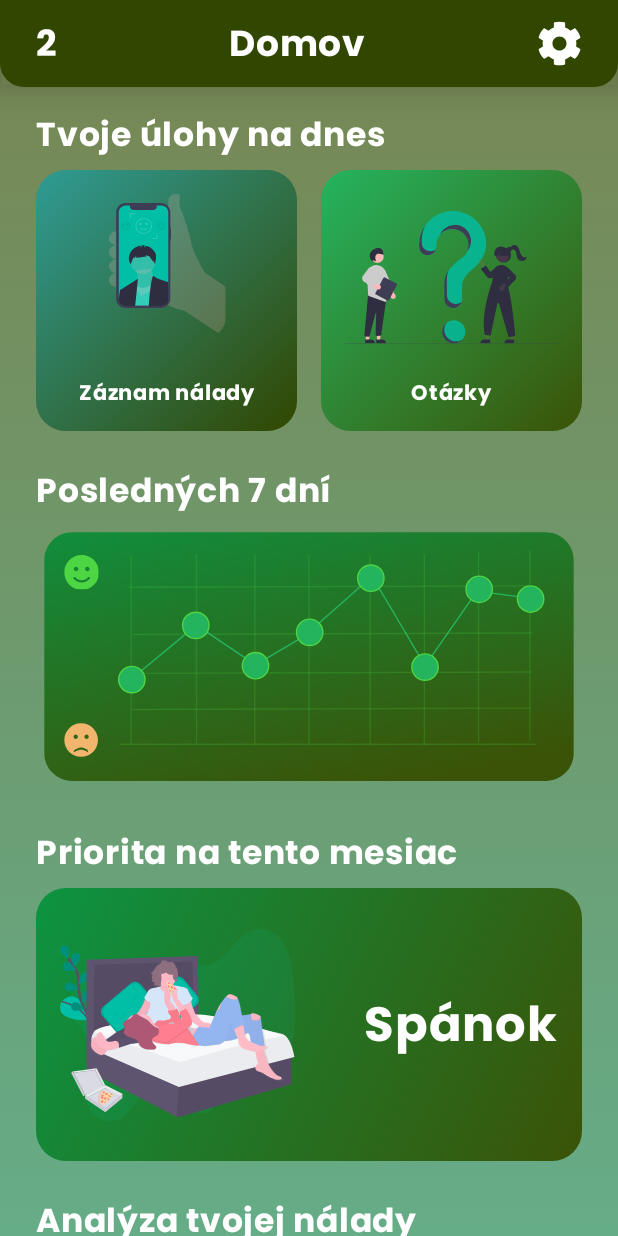
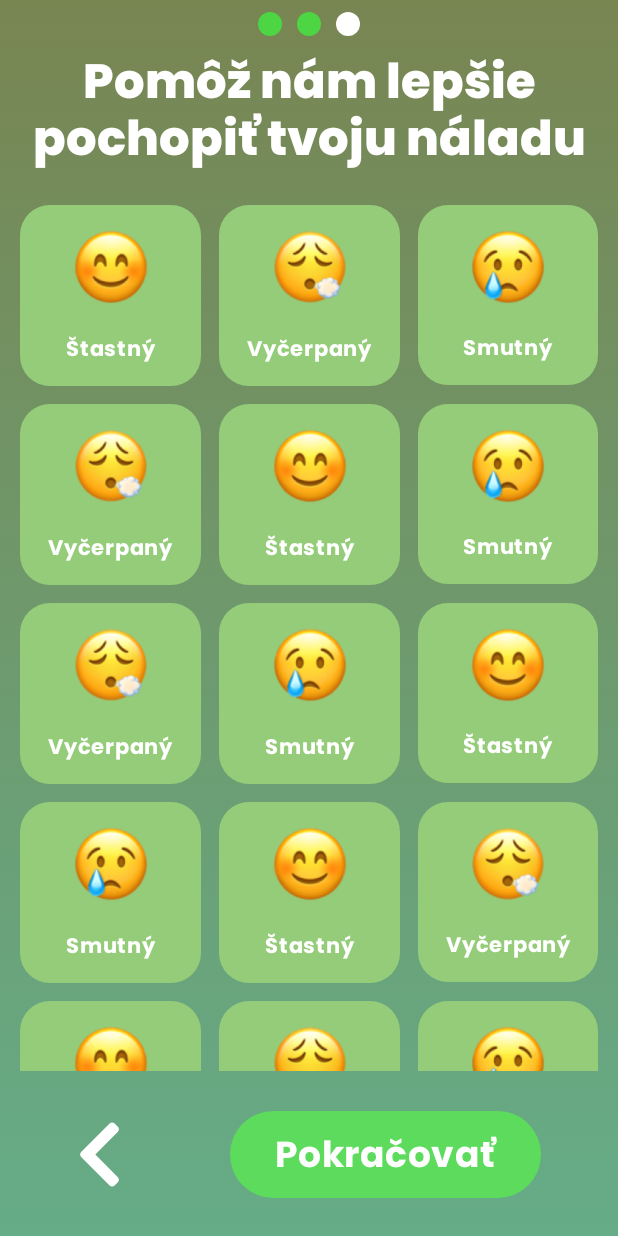
Before and after one commit to TP2023-T24-PEACE/PEACE-APP, an Android app built with Jetpack Compose: the screen it shows after launch (MainActivity), on a phone screen of 412 x 824 dp. Run offline under Robolectric (Android 15) with nearby library versions, the phone set to English and light mode, and no system bars; libraries missing offline, so code that uses them is left out: com.ramcosta.composedestinations.

Commit message:
emojis for Moodtracking2, Moodtracking2 screen, printing selected moods

```diff
--- a/app/src/main/java/com/t24/peaceapp/MainActivity.kt
+++ b/app/src/main/java/com/t24/peaceapp/MainActivity.kt
@@ -44,7 +44,8 @@ class MainActivity : ComponentActivity() {
                     color = MaterialTheme.colorScheme.background
                 ) {
 //                    DestinationsNavHost(navGraph = NavGraphs.root)
-                    Dashboard()
+//                      Dashboard()
+                    Moodtracking2()
                 }
             }
         }
--- /dev/null
+++ b/app/src/main/java/com/t24/peaceapp/Mood.kt
@@ -0,0 +1,10 @@
+package com.t24.peaceapp
+
+import androidx.annotation.DrawableRes
+
+data class Mood(
+    val title: String,
+    @DrawableRes val iconId: Int,
+    val moodValue: Int,
+    val selected: Boolean
+)
--- /dev/null
+++ b/app/src/main/java/com/t24/peaceapp/Moodtracking2.kt
@@ -0,0 +1,343 @@
+package com.t24.peaceapp
+
+
+import androidx.compose.foundation.Image
+import androidx.compose.foundation.background
+import androidx.compose.foundation.clickable
+import androidx.compose.foundation.layout.Arrangement
+import androidx.compose.foundation.layout.Box
+import androidx.compose.foundation.layout.Column
+import androidx.compose.foundation.layout.PaddingValues
+import androidx.compose.foundation.layout.Row
+import androidx.compose.foundation.layout.aspectRatio
+import androidx.compose.foundation.layout.fillMaxHeight
+import androidx.compose.foundation.layout.fillMaxSize
+import androidx.compose.foundation.layout.fillMaxWidth
+import androidx.compose.foundation.layout.padding
+import androidx.compose.foundation.layout.size
+import androidx.compose.foundation.lazy.grid.GridCells
+import androidx.compose.foundation.lazy.grid.LazyVerticalGrid
+import androidx.compose.foundation.shape.RoundedCornerShape
+import androidx.compose.material3.MaterialTheme
+import androidx.compose.material3.Text
+import androidx.compose.runtime.Composable
+import androidx.compose.runtime.getValue
+import androidx.compose.runtime.mutableStateOf
+import androidx.compose.runtime.remember
+import androidx.compose.runtime.setValue
+import androidx.compose.ui.Alignment
+import androidx.compose.ui.Modifier
+import androidx.compose.ui.draw.clip
+import androidx.compose.ui.graphics.Brush
+import androidx.compose.ui.graphics.Color
+import androidx.compose.ui.res.painterResource
+import androidx.compose.ui.text.font.FontWeight
+import androidx.compose.ui.text.style.TextAlign
+import androidx.compose.ui.unit.dp
+import androidx.compose.ui.unit.sp
+
+
+@Composable
+fun Moodtracking2() {
+
+    var selectedMoods by remember { mutableStateOf(listOf<Mood>()) }
+
+    val gradient = Brush.verticalGradient(
+        0.0f to Color(0xBF4C5F18),
+        1.0f to Color(0xBF2E9E6F),
+        startY = 0.0f,
+        endY = 1500.0f
+    )
+    Box (
+        modifier = Modifier
+            .background(gradient)
+            .fillMaxSize()
+    ){
+
+        Column{
+            StepIndicator(currentStep = 2, totalSteps = 3)
+            MoodSelector(moods =
+            listOf(
+                Mood(
+                    title = "Štastný",
+                    iconId = R.drawable.smiling_face,
+                    moodValue = 2,
+                    selected = false
+                ),
+                Mood(
+                    title = "Vyčerpaný",
+                    iconId = R.drawable.exhausted_face,
+                    moodValue = 3,
+                    selected = false
+                ),
+                Mood(
+                    title = "Smutný",
+                    iconId = R.drawable.crying_face,
+                    moodValue = 4,
+                    selected = false
+                ),
+                Mood(
+                    title = "Vyčerpaný",
+                    iconId = R.drawable.exhausted_face,
+                    moodValue = 3,
+                    selected = false
+                ),
+                Mood(
+                    title = "Štastný",
+                    iconId = R.drawable.smiling_face,
+                    moodValue = 2,
+                    selected = false
+                ),
+                Mood(
+                    title = "Smutný",
+                    iconId = R.drawable.crying_face,
+                    moodValue = 4,
+                    selected = false
+                ),
+                Mood(
+                    title = "Vyčerpaný",
+                    iconId = R.drawable.exhausted_face,
+                    moodValue = 3,
+                    selected = false
+                ),
+                Mood(
+                    title = "Smutný",
+                    iconId = R.drawable.crying_face,
+                    moodValue = 4,
+                    selected = false
+                ),
+                Mood(
+                    title = "Štastný",
+                    iconId = R.drawable.smiling_face,
+                    moodValue = 2,
+                    selected = false
+                ),
+                Mood(
+                    title = "Smutný",
+                    iconId = R.drawable.crying_face,
+                    moodValue = 4,
+                    selected = false
+                ),
+                Mood(
+                    title = "Štastný",
+                    iconId = R.drawable.smiling_face,
+                    moodValue = 2,
+                    selected = false
+                ),
+                Mood(
+                    title = "Vyčerpaný",
+                    iconId = R.drawable.exhausted_face,
+                    moodValue = 3,
+                    selected = false
+                ),
+
+                Mood(
+                    title = "Štastný",
+                    iconId = R.drawable.smiling_face,
+                    moodValue = 2,
+                    selected = false
+                ),
+                Mood(
+                    title = "Vyčerpaný",
+                    iconId = R.drawable.exhausted_face,
+                    moodValue = 3,
+                    selected = false
+                ),
+                Mood(
+                    title = "Smutný",
+                    iconId = R.drawable.crying_face,
+                    moodValue = 4,
+                    selected = false
+                ),
+                Mood(
+                    title = "Štastný",
+                    iconId = R.drawable.smiling_face,
+                    moodValue = 2,
+                    selected = false
+                ),
+                Mood(
+                    title = "Vyčerpaný",
+                    iconId = R.drawable.exhausted_face,
+                    moodValue = 3,
+                    selected = false
+                ),
+                Mood(
+                    title = "Smutný",
+                    iconId = R.drawable.crying_face,
+                    moodValue = 4,
+                    selected = false
+                )
+            ),
+                selectedMoods = selectedMoods,
+                onMoodSelected = { mood ->
+                    selectedMoods = if (selectedMoods.contains(mood)) {
+                        selectedMoods.filter { it != mood }
+                    } else {
+                        selectedMoods + mood
+                    }
+                }
+            )
+        }
+        BottomMenu(modifier = Modifier
+            .align(Alignment.BottomCenter)
+            .fillMaxWidth(),
+            selectedMoods = selectedMoods,
+            onButtonClicked = {
+                // Handle the button click here, for example, print the selected moods
+                selectedMoods.forEach { mood ->
+                    println("Selected Mood: ${mood.title}")
+                }
+            }
+        )
+    }
+
+}
+
+
+
+@Composable
+fun BottomMenu(modifier: Modifier,
+               selectedMoods: List<Mood>,
+               onButtonClicked: () -> Unit){
+    Row (
+        horizontalArrangement = Arrangement.SpaceAround,
+        verticalAlignment = Alignment.CenterVertically,
+        modifier = modifier
+            .padding( 15.dp)
+
+    ) {
+
+        Image(painter = painterResource(id = R.drawable.arrow_left), contentDescription = "Back Button")
+
+        Box(modifier = Modifier
+            .padding(10.dp)
+//            .width(250.dp)
+            .clip(RoundedCornerShape(50.dp))
+            .background(Color(0xFF5CDB5C))
+            .padding(horizontal = 30.dp, vertical = 12.dp)
+            .clickable(onClick = onButtonClicked)
+        ){
+
+            Text(text = "Pokračovať", style = MaterialTheme.typography.labelLarge, fontWeight = FontWeight.Bold, textAlign = TextAlign.Start)
+        }
+    }
+
+}
+
+
+@Composable
+fun MoodSelector(moods: List<Mood>,
+                 selectedMoods: List<Mood>,
+                 onMoodSelected: (Mood) -> Unit
+                 ){
+
+    Column (modifier = Modifier
+        .fillMaxWidth()
+        .padding(bottom = 110.dp)
+    ) {
+
+        Text(text = "Pomôž nám lepšie pochopiť tvoju náladu",
+            textAlign = TextAlign.Center,
+            style = MaterialTheme.typography.titleLarge,
+            modifier = Modifier
+                .padding(bottom = 16.dp)
+        )
+
+        LazyVerticalGrid(
+            columns = GridCells.Fixed(3),
+            contentPadding = PaddingValues(start = 7.5.dp, end = 7.5.dp),
+            modifier = Modifier.fillMaxHeight())
+        {
+            items(moods.size){index ->
+                val mood = moods[index]
+                val isSelected = selectedMoods.contains(mood)
+                MoodItem(
+                    mood = mood,
+                    isSelected = isSelected,
+                    onMoodSelected = { onMoodSelected(mood) }
+                )
+            }
+        }
+
+
+    }
+}
+
+
+//@Composable
+//fun MoodItem(
+//    mood: Mood,
+//    isSelected: Boolean,
+//    onMoodSelected: () -> Unit
+//){
+////    var isSelected by remember { mutableStateOf(false) }
+//
+//    Box(modifier = Modifier
+//        .padding(6.dp)
+//        .fillMaxSize()
+//        .clip(RoundedCornerShape(20.dp))
+//        .background(
+//            if (isSelected) Color(0xFF64AD41) else Color(0xFF94CC79)
+//        )
+//        .padding(15.dp)
+//        .clickable {
+//           isSelected = !isSelected;
+//        }
+//        .aspectRatio(1f)
+//
+//    ) {
+//        Image(
+//            painter = painterResource(id = mood.iconId),
+//            contentDescription = mood.title,
+//            modifier = Modifier
+//                .align(Alignment.TopCenter)
+//                .size(56.dp)
+//                .padding(bottom = 4.dp)
+//        )
+//        Text(
+//            text = mood.title,
+//            modifier = Modifier.align(Alignment.BottomCenter),
+//            style = MaterialTheme.typography.bodyLarge,
+//            fontSize = 14.sp,
+//            fontWeight = FontWeight.Bold
+//        )
+//
+//    }
+//}
+
+
+@Composable
+fun MoodItem(
+    mood: Mood,
+    isSelected: Boolean,
+    onMoodSelected: () -> Unit
+) {
+    Box(
+        modifier = Modifier
+            .padding(6.dp)
+            .fillMaxSize()
+            .clip(RoundedCornerShape(20.dp))
+            .background(
+                if (isSelected) Color(0xFF64AD41) else Color(0xFF94CC79)
+            )
+            .padding(15.dp)
+            .clickable(onClick = onMoodSelected)
+            .aspectRatio(1f)
+    ) {
+        Image(
+            painter = painterResource(id = mood.iconId),
+            contentDescription = mood.title,
+            modifier = Modifier
+                .align(Alignment.TopCenter)
+                .size(56.dp)
+                .padding(bottom = 4.dp)
+        )
+        Text(
+            text = mood.title,
+            modifier = Modifier.align(Alignment.BottomCenter),
+            style = MaterialTheme.typography.bodyLarge,
+            fontSize = 14.sp,
+            fontWeight = FontWeight.Bold
+        )
+    }
+}
--- /dev/null
+++ b/app/src/main/java/com/t24/peaceapp/StepIndicator.kt
@@ -0,0 +1,39 @@
+package com.t24.peaceapp
+
+import androidx.compose.foundation.background
+import androidx.compose.foundation.layout.Arrangement
+import androidx.compose.foundation.layout.Box
+import androidx.compose.foundation.layout.Row
+import androidx.compose.foundation.layout.Spacer
+import androidx.compose.foundation.layout.fillMaxWidth
+import androidx.compose.foundation.layout.padding
+import androidx.compose.foundation.layout.size
+import androidx.compose.foundation.layout.width
+import androidx.compose.foundation.shape.CircleShape
+import androidx.compose.runtime.Composable
+import androidx.compose.ui.Modifier
+import androidx.compose.ui.graphics.Color
+import androidx.compose.ui.unit.dp
+
+@Composable
+fun StepIndicator(currentStep: Int, totalSteps: Int) {
+    Row(
+        horizontalArrangement = Arrangement.Center,
+        modifier = Modifier
+            .fillMaxWidth()
+            .padding(vertical = 8.dp)
+
+    ) {
+        repeat(totalSteps) { index ->
+            val dotColor = if (index < currentStep) Color(0xFF4DD543) else Color.White
+            Box(
+                modifier = Modifier
+                    .size(16.dp)
+                    .background(color = dotColor, shape = CircleShape)
+            )
+            if (index < totalSteps - 1) {
+                Spacer(modifier = Modifier.width(10.dp)) // Adjust spacing as needed
+            }
+        }
+    }
+}
--- /dev/null
+++ b/app/src/main/res/drawable/arrow_left.xml
@@ -0,0 +1,9 @@
+<vector xmlns:android="http://schemas.android.com/apk/res/android"
+    android:width="50dp"
+    android:height="50dp"
+    android:viewportWidth="50"
+    android:viewportHeight="50">
+  <path
+      android:pathData="M12.746,23.343L31.726,4.364C32.641,3.449 34.125,3.449 35.04,4.364L37.254,6.578C38.168,7.492 38.169,8.973 37.258,9.889L22.216,25L37.257,40.112C38.169,41.028 38.167,42.509 37.253,43.423L35.039,45.637C34.124,46.552 32.64,46.552 31.725,45.637L12.746,26.657C11.831,25.742 11.831,24.258 12.746,23.343Z"
+      android:fillColor="#ffffff"/>
+</vector>
```
Also changed, not shown: app/src/main/res/drawable/crying_face.png (added), app/src/main/res/drawable/exhausted_face.png (added), app/src/main/res/drawable/smiling_face.png (added).
